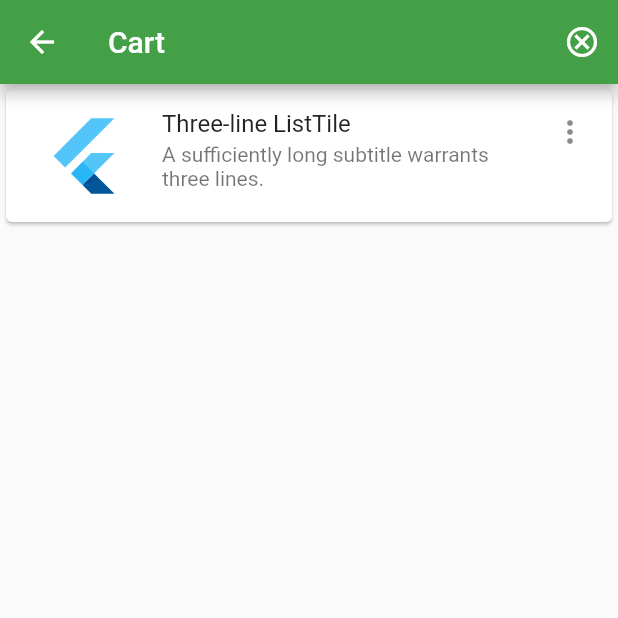
After one commit to Anu8690/catalogue, a Flutter app: the Cart screen opened directly, on a phone screen of 412 x 824 dp, the top half of it. The commit adds this screen. Run offline on Flutter 3.47's test engine with Material 2 defaults, Android fonts, the phone set to English and light mode, and no system bars; our stand-ins replace carousel_slider, cloud_firestore, firebase_auth, firebase_core, firebase_storage, flutter_spinkit and 2 more; accounts and stored records are empty.

Commit message:
cart added

```diff
--- a/lib/screens/home/addProduct.dart
+++ b/lib/screens/home/addProduct.dart
@@ -77,7 +77,7 @@ class _ProductUploadState extends State<ProductUpload> {
         : Scaffold(
             backgroundColor: Colors.green[50],
             appBar: AppBar(
-              title: Text('Catalogue'),
+              title: Text('Add Product'),
               backgroundColor: Colors.green[600],
               actions: <Widget>[
                 IconButton(
--- /dev/null
+++ b/lib/screens/home/cart.dart
@@ -0,0 +1,42 @@
+import 'package:flutter/material.dart';
+import 'package:catalogue/screens/home/productList.dart';
+
+class Cart extends StatefulWidget {
+  const Cart({Key? key}) : super(key: key);
+  @override
+  _CartState createState() => _CartState();
+}
+
+class _CartState extends State<Cart> {
+  @override
+  Widget build(BuildContext context) {
+    return Scaffold(
+        appBar: AppBar(
+          title: Text('Cart'),
+          backgroundColor: Colors.green[600],
+          actions: <Widget>[
+            IconButton(
+                onPressed: () {
+                  Navigator.pushAndRemoveUntil(
+                      context,
+                      MaterialPageRoute(builder: (context) => ProductList()),
+                      (route) => false);
+                },
+                icon: Icon(Icons.cancel_outlined)),
+          ],
+        ),
+        body: Container(
+          child: Card(
+            child: ListTile(
+              leading: FlutterLogo(size: 72.0),
+              title: Text('Three-line ListTile'),
+              subtitle:
+                  Text('A sufficiently long subtitle warrants three lines.'),
+              trailing: Icon(Icons.more_vert),
+              isThreeLine: true,
+            ),
+          ),
+        ),
+      );
+  }
+}
--- a/lib/screens/home/productList.dart
+++ b/lib/screens/home/productList.dart
@@ -1,6 +1,8 @@
 import 'package:catalogue/Services/productDatabase.dart';
 import 'package:catalogue/screens/home/addProduct.dart';
+import 'package:catalogue/screens/home/cart.dart';
 import 'package:catalogue/screens/home/productTiles.dart';
+import 'package:cloud_firestore/cloud_firestore.dart';
 import 'package:provider/provider.dart';
 import 'package:flutter/material.dart';
 import 'package:catalogue/Models/product.dart';
@@ -67,7 +69,7 @@ class _ProductListState extends State<ProductList> {
               Padding(
                 padding: const EdgeInsets.all(16.0),
                 child: Text(
-                  'Label',
+                  'Account settings',
                 ),
               ),
               ListTile(
@@ -86,6 +88,12 @@ class _ProductListState extends State<ProductList> {
         appBar: AppBar(
           title: Text('Catalogue'),
           backgroundColor: Colors.green[600],
+          actions: <Widget>[
+            IconButton(onPressed: (){
+              Navigator.of(context).push(
+                      MaterialPageRoute(builder: (context) => Cart()));
+            }, icon: Icon(Icons.shopping_cart))
+          ],
         ),
         body: ProductTiles(),
       ),
```
Also changed, not shown: lib/Models/product.dart (+25 -2 lines), lib/Services/productDatabase.dart (+35 -4 lines), lib/screens/home/productTiles.dart (+29 -5 lines), lib/screens/home/search.dart (added, +17 -0 lines).
